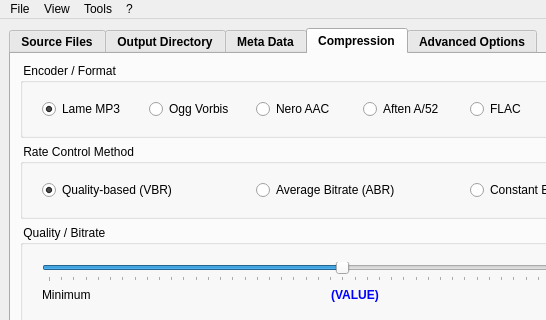
This is gui/MainWindow.ui in lordmulder/LameXP as Qt 5 draws it before an edit; both pictures show x 0 to 546 and y 0 to 320 of the 710 by 449 pixel window. The edited form follows.
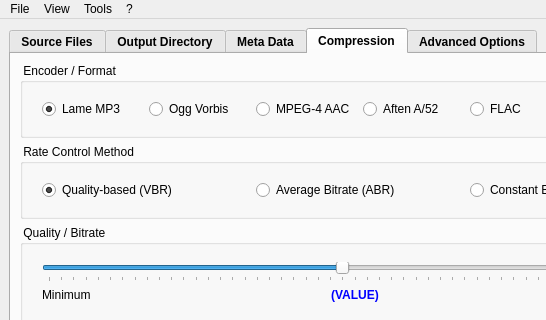
This is the edited form. The open tabs and pages were chosen to show the change. Icons and pictures are not drawn.

Patch:
```diff
--- a/gui/MainWindow.ui
+++ b/gui/MainWindow.ui
@@ -766,7 +766,7 @@
                  <item row="0" column="3">
                   <widget class="QRadioButton" name="radioButtonEncoderAAC">
                    <property name="text">
-                    <string>Nero AAC</string>
+                    <string>MPEG-4 AAC</string>
                    </property>
                   </widget>
                  </item>
```
